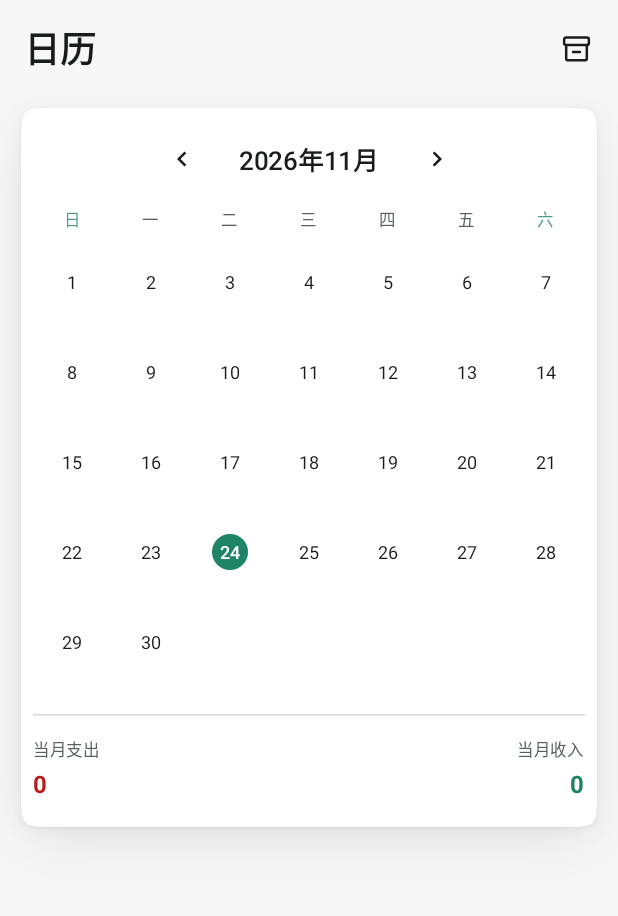
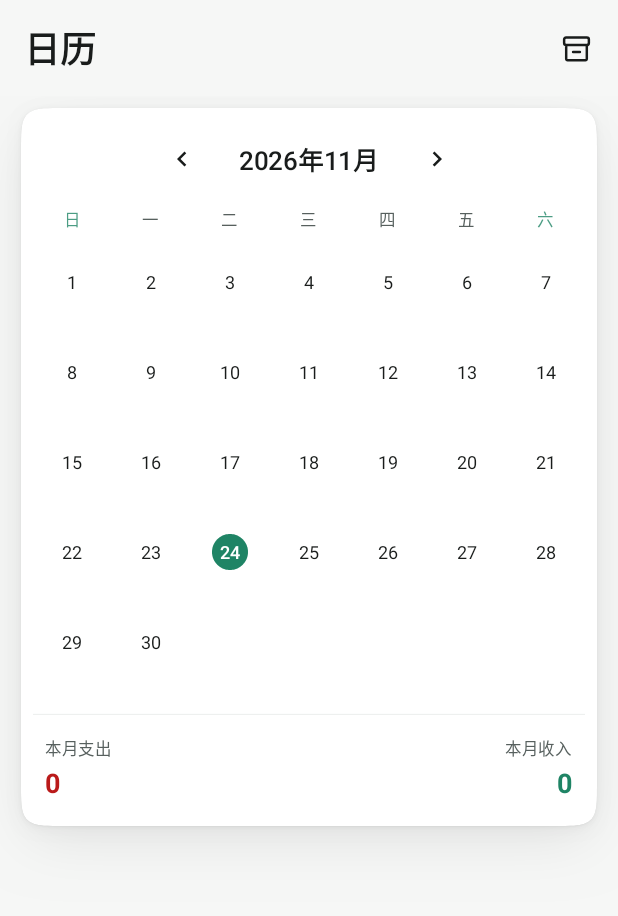
Before and after one commit to Metory-Z/LiCount, an Android app built with Jetpack Compose: the screen it shows after launch (MainActivity), item 4 of the bottom bar chosen, on a phone screen of 412 x 824 dp. Shown: the top 916 px of the screen. Run offline under Robolectric (Android 15) with nearby library versions, the phone set to English and light mode, and no system bars; our stand-ins replace Room's generated code.

Commit message:
style: 日历主卡统一 32dp 圆角，合计行留白/字号/文案/分隔线与首页对齐

```diff
--- a/app/src/main/java/com/licount/ui/CalendarScreen.kt
+++ b/app/src/main/java/com/licount/ui/CalendarScreen.kt
@@ -108,12 +108,13 @@ fun CalendarScreen(
             .padding(horizontal = 14.dp)
             .padding(top = 8.dp, bottom = bottomInset + 12.dp)
     ) {
-        // 月份头、星期、网格、当月合计装进同一张卡，元素不再散落在近背景色上
-        // 左右留白收紧到 16 / 10dp，把宽度尽量让给 7 列格子，避免金额被裁
+        // 月份头、星期、网格、本月合计装进同一张卡，元素不再散落在近背景色上
+        // 页面 14dp / 卡内 8dp 是为了把宽度尽量让给 7 列格子，避免金额被裁；
+        // 底部合计行另外单独补 8dp，让文字与首页一样距卡片边 16dp。
+        // 主卡沿用 DashboardCard 默认的 32dp 大卡圆角，与首页 / 统计一致。
         DashboardCard(
             contentPadding = PaddingValues(horizontal = 8.dp, vertical = 16.dp),
-            modifier = Modifier.fillMaxWidth(),
-            radius = BlockCorner
+            modifier = Modifier.fillMaxWidth()
         ) {
             Column(verticalArrangement = Arrangement.spacedBy(10.dp)) {
                 // 标题居中，箭头紧挨标题，而不是被 SpaceBetween 顶到屏幕两端
@@ -196,29 +197,32 @@ fun CalendarScreen(
                 }
 
                 HorizontalDivider(
-                    thickness = 1.dp,
-                    color = MaterialTheme.colorScheme.outlineVariant
+                    thickness = 0.5.dp,
+                    color = MaterialTheme.colorScheme.outlineVariant.copy(alpha = 0.6f)
                 )
 
-                // 当月合计：两列各占一半，金额按长度自动降字号，长数字不会被拦腰裁掉
+                // 本月合计：两列各占一半，金额按长度自动降字号，长数字不会被拦腰裁掉。
+                // 单独补 8dp 让文字缩进与首页 / 流水的 16dp 一致，网格宽度不受影响。
                 val expenseText = formatMoney(monthExpense)
                 val incomeText = formatMoney(monthIncome)
                 Row(
-                    modifier = Modifier.fillMaxWidth(),
+                    modifier = Modifier
+                        .fillMaxWidth()
+                        .padding(horizontal = 8.dp),
                     horizontalArrangement = Arrangement.spacedBy(8.dp)
                 ) {
                     Column(modifier = Modifier.weight(1f)) {
                         Text(
-                            "当月支出",
+                            "本月支出",
                             fontSize = 11.sp,
                             color = MaterialTheme.colorScheme.onSurfaceVariant
                         )
                         Text(
                             expenseText,
                             fontSize = when {
-                                expenseText.length >= 11 -> 12.sp
-                                expenseText.length >= 9 -> 14.sp
-                                else -> 16.sp
+                                expenseText.length >= 11 -> 14.sp
+                                expenseText.length >= 9 -> 16.sp
+                                else -> 18.sp
                             },
                             maxLines = 1,
                             softWrap = false,
@@ -231,16 +235,16 @@ fun CalendarScreen(
                         horizontalAlignment = Alignment.End
                     ) {
                         Text(
-                            "当月收入",
+                            "本月收入",
                             fontSize = 11.sp,
                             color = MaterialTheme.colorScheme.onSurfaceVariant
                         )
                         Text(
                             incomeText,
                             fontSize = when {
-                                incomeText.length >= 11 -> 12.sp
-                                incomeText.length >= 9 -> 14.sp
-                                else -> 16.sp
+                                incomeText.length >= 11 -> 14.sp
+                                incomeText.length >= 9 -> 16.sp
+                                else -> 18.sp
                             },
                             maxLines = 1,
                             softWrap = false,
--- a/app/src/main/java/com/licount/ui/HomeScreen.kt
+++ b/app/src/main/java/com/licount/ui/HomeScreen.kt
@@ -59,7 +59,7 @@ fun HomeScreen(
         modifier = modifier
             .fillMaxSize()
             .padding(horizontal = 20.dp)
-            .padding(top = 4.dp, bottom = bottomInset)
+            .padding(top = 8.dp, bottom = bottomInset)
     ) {
         // 可用高度偏小时整体降一档：优先保证键盘与保存完整可见
         val compact = maxHeight < 600.dp
--- a/app/src/main/java/com/licount/ui/StatsScreen.kt
+++ b/app/src/main/java/com/licount/ui/StatsScreen.kt
@@ -209,8 +209,8 @@ fun StatsScreen(
                     color = MaterialTheme.colorScheme.error
                 )
                 HorizontalDivider(
-                    thickness = 1.dp,
-                    color = MaterialTheme.colorScheme.outlineVariant
+                    thickness = 0.5.dp,
+                    color = MaterialTheme.colorScheme.outlineVariant.copy(alpha = 0.6f)
                 )
                 if (list.isEmpty()) {
                     Text(
```
